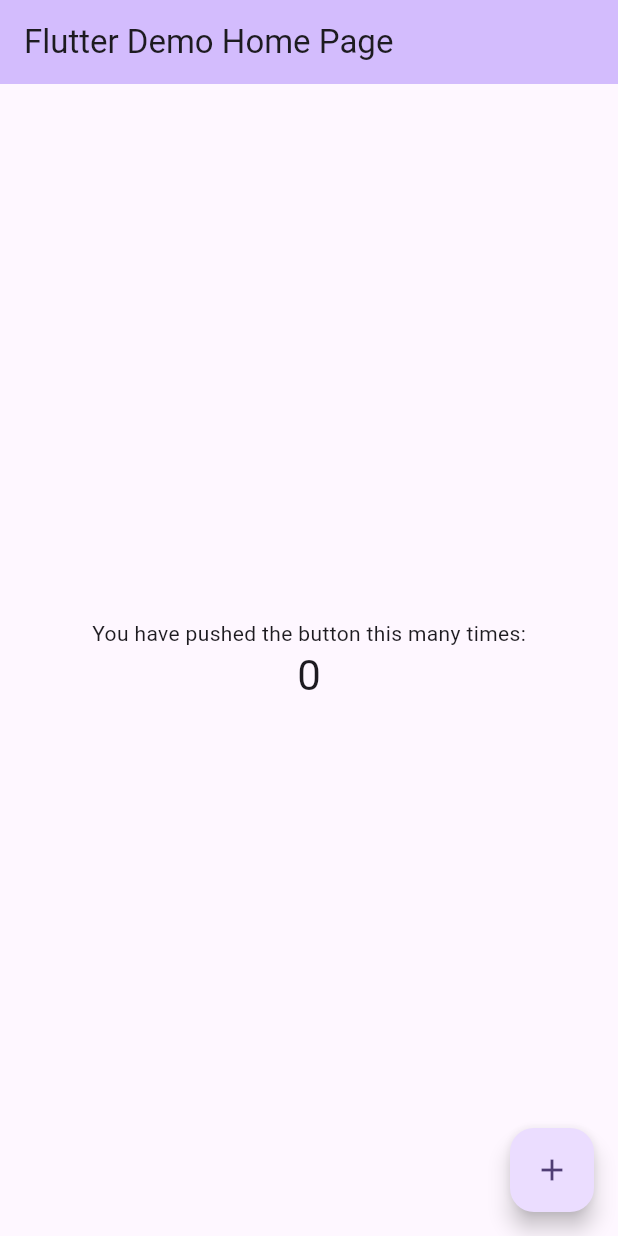
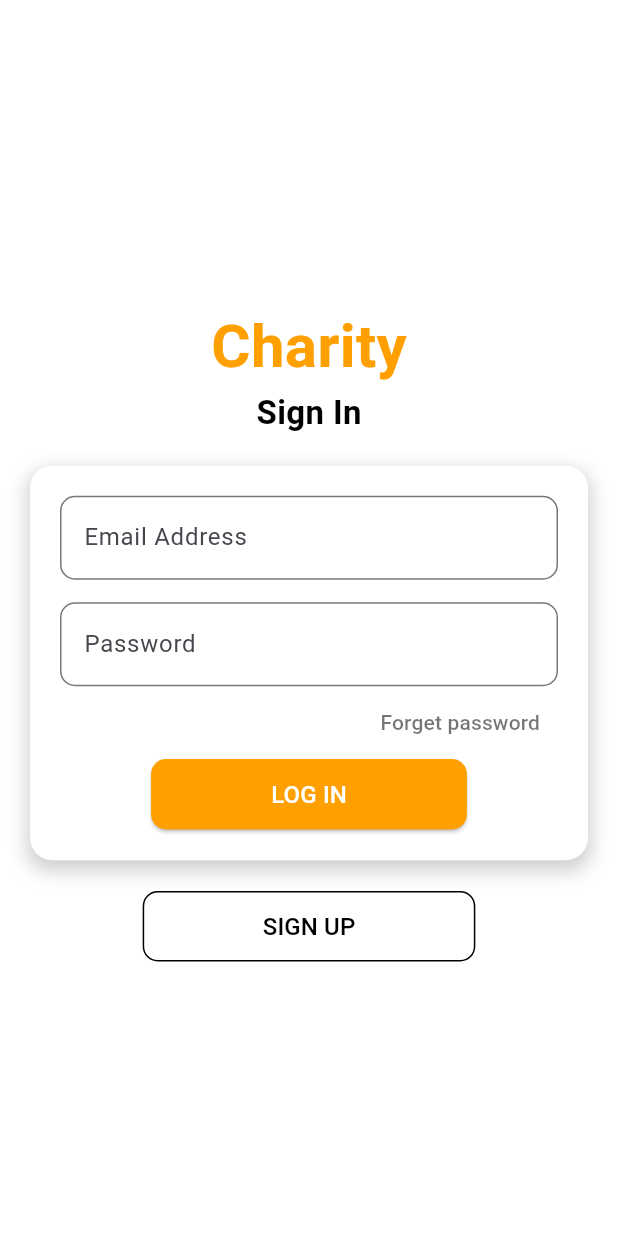
Before and after one commit to Qamar80/charity_app, a Flutter app: the screen it shows after launch, on a phone screen of 412 x 824 dp. Run offline on Flutter 3.47's test engine with Material 3 defaults, Android fonts, the phone set to English and light mode, and no system bars.

Commit message:
I am create a login screen for my app.

```diff
--- /dev/null
+++ b/lib/authentication/login_screen.dart
@@ -0,0 +1,159 @@
+import 'package:flutter/material.dart';
+
+
+class LoginScreen extends StatelessWidget {
+  const LoginScreen({super.key});
+
+  @override
+  Widget build(BuildContext context) {
+    return Scaffold(
+      backgroundColor: Colors.white,
+      body: Center(
+        child: Padding(
+          padding: const EdgeInsets.symmetric(horizontal: 20),
+          child: SingleChildScrollView(
+            child: Column(
+              mainAxisAlignment: MainAxisAlignment.center,
+              children: [
+
+
+                const SizedBox(height: 20),
+
+                // Charity Text (Yellow)
+                Text(
+                  "Charity",
+                  style: TextStyle(
+                    fontSize: 40,
+                    fontWeight: FontWeight.bold,
+                    color: Colors.amber[700],
+                  ),
+                ),
+
+                // Sign In Text (Black)
+                const Text(
+                  "Sign In",
+                  style: TextStyle(
+                    fontSize: 22,
+                    fontWeight: FontWeight.bold,
+                    color: Colors.black,
+                  ),
+                ),
+
+                const SizedBox(height: 20,),
+
+                // Stack for Side Lines & Login Card
+                Stack(
+                  alignment: Alignment.center,
+                  children: [
+
+                    // Login Card
+                    Container(
+                      padding: const EdgeInsets.all(20),
+                      decoration: BoxDecoration(
+                        color: Colors.white,
+                        borderRadius: BorderRadius.circular(15),
+                        boxShadow: [
+                          BoxShadow(
+                            color: Colors.grey.withOpacity(0.5),
+                            blurRadius: 10,
+                            spreadRadius: 2,
+                            offset: const Offset(0, 5),
+                          ),
+                        ],
+                      ),
+                      child: Column(
+                        mainAxisSize: MainAxisSize.min,
+                        children: [
+                          // Email TextField
+                          TextField(
+                            decoration: InputDecoration(
+                              labelText: "Email Address",
+                              hintText: "Enter email Address",
+                              border: OutlineInputBorder(
+                                borderRadius: BorderRadius.circular(10),
+                              ),
+                            ),
+                          ),
+
+                          const SizedBox(height: 15),
+
+                          // Password TextField
+                          TextField(
+                            obscureText: true,
+                            decoration: InputDecoration(
+                              labelText: "Password",
+                              hintText: "Enter Password",
+                              border: OutlineInputBorder(
+                                borderRadius: BorderRadius.circular(10),
+                              ),
+                            ),
+                          ),
+
+                          // Forget Password Right-Aligned
+                          Align(
+                            alignment: Alignment.centerRight,
+                            child: TextButton(
+                              onPressed: () {
+                                // Forgot Password Action
+                              },
+                              child: const Text(
+                                "Forget password",
+                                style: TextStyle(color: Colors.black54),
+                              ),
+                            ),
+                          ),
+
+                          // Login Button
+                          ElevatedButton(
+                            style: ElevatedButton.styleFrom(
+                              backgroundColor: Colors.amber[700],
+                              padding: const EdgeInsets.symmetric(vertical: 12, horizontal: 80),
+                              shape: RoundedRectangleBorder(
+                                borderRadius: BorderRadius.circular(10),
+                              ),
+                            ),
+                            onPressed: () {
+                              // Login Functionality
+                            },
+                            child: const Text(
+                              "LOG IN",
+                              style: TextStyle(color: Colors.white, fontSize: 16),
+                            ),
+                          ),
+                        ],
+                      ),
+                    ),
+                  ],
+                ),
+
+                const SizedBox(height: 20),
+
+                // Sign Up Button
+                OutlinedButton(
+                  style: OutlinedButton.styleFrom(
+                    padding: const EdgeInsets.symmetric(vertical: 12, horizontal: 80),
+                    shape: RoundedRectangleBorder(
+                      borderRadius: BorderRadius.circular(10),
+                    ),
+                    side: const BorderSide(color: Colors.black),
+                  ),
+                  onPressed: () {
+                 /*   Navigator.push(
+                      context,
+                      MaterialPageRoute(builder: (context) => const SignUpPage()),
+                    );*/
+
+                  },
+                  child: const Text(
+                    "SIGN UP",
+                    style: TextStyle(color: Colors.black, fontSize: 16),
+                  ),
+                ),
+              ],
+            ),
+          ),
+        ),
+      ),
+    );
+  }
+}
--- a/lib/main.dart
+++ b/lib/main.dart
@@ -1,3 +1,4 @@
+import 'package:charity_app/authentication/login_screen.dart';
 import 'package:flutter/material.dart';
 
 void main() {
@@ -17,62 +18,7 @@ class MyApp extends StatelessWidget {
         colorScheme: ColorScheme.fromSeed(seedColor: Colors.deepPurple),
         useMaterial3: true,
       ),
-      home: const MyHomePage(title: 'Flutter Demo Home Page'),
+      home: const LoginScreen()
     );
   }
 }
-
-class MyHomePage extends StatefulWidget {
-  const MyHomePage({super.key, required this.title});
-
-
-  final String title;
-
-  @override
-  State<MyHomePage> createState() => _MyHomePageState();
-}
-
-class _MyHomePageState extends State<MyHomePage> {
-  int _counter = 0;
-
-  void _incrementCounter() {
-    setState(() {
-
-      _counter++;
-    });
-  }
-
-  @override
-  Widget build(BuildContext context) {
-
-    return Scaffold(
-      appBar: AppBar(
-
-        backgroundColor: Theme.of(context).colorScheme.inversePrimary,
-
-        title: Text(widget.title),
-      ),
-      body: Center(
-
-        child: Column(
-
-          mainAxisAlignment: MainAxisAlignment.center,
-          children: <Widget>[
-            const Text(
-              'You have pushed the button this many times:',
-            ),
-            Text(
-              '$_counter',
-              style: Theme.of(context).textTheme.headlineMedium,
-            ),
-          ],
-        ),
-      ),
-      floatingActionButton: FloatingActionButton(
-        onPressed: _incrementCounter,
-        tooltip: 'Increment',
-        child: const Icon(Icons.add),
-      ), // This trailing comma makes auto-formatting nicer for build methods.
-    );
-  }
-}
```
Also changed, not shown: lib/home_screens/home_screen.dart (added).
